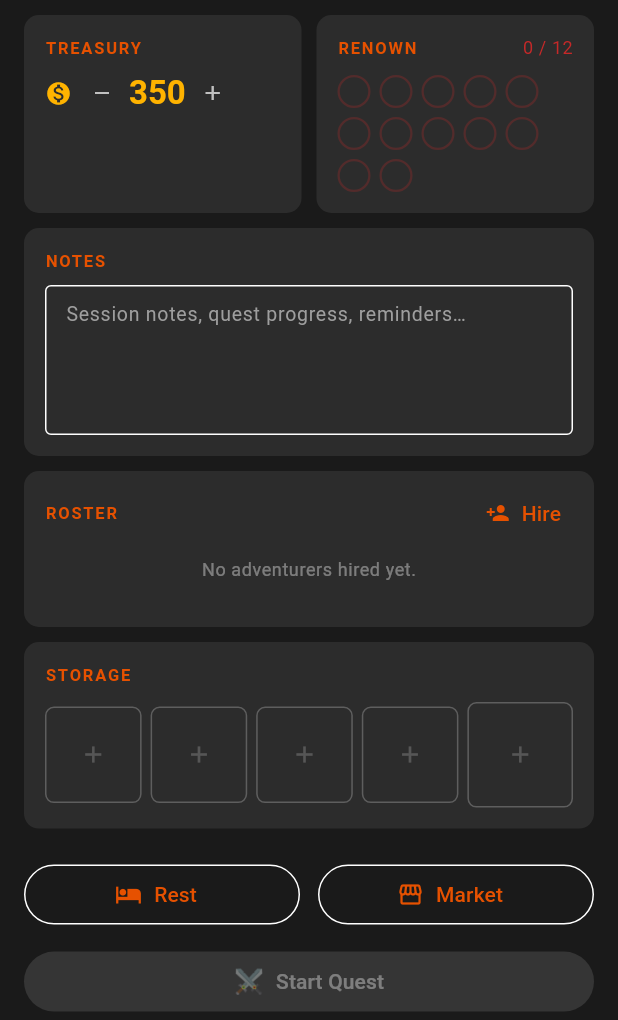
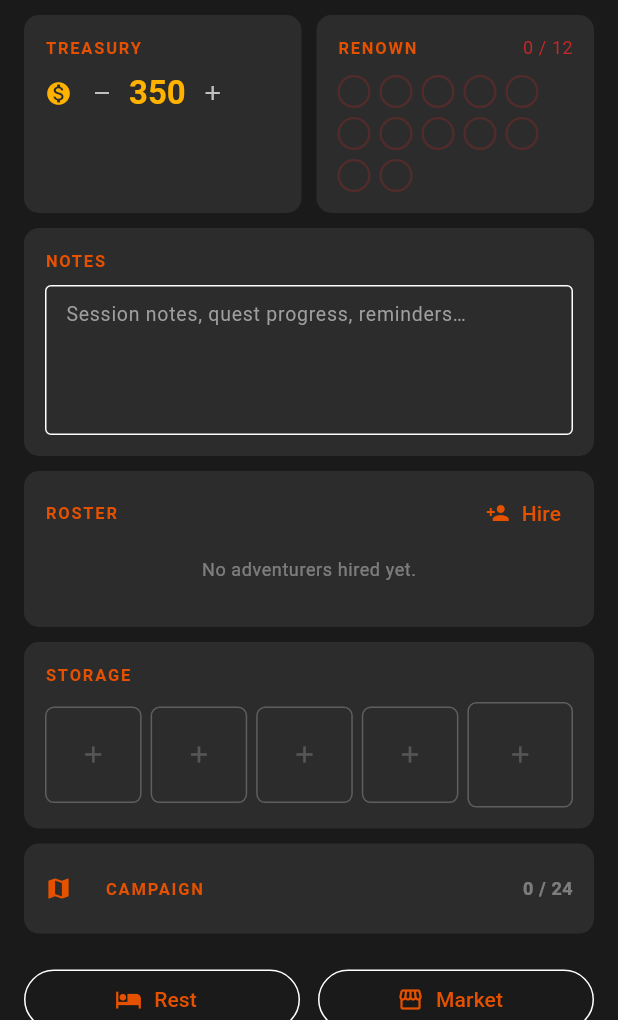
Before and after one commit to mtuxworth/maladum-party-tracker, a Flutter app: the screen it shows after launch, on a phone screen of 412 x 824 dp, the part 216-1236 px from its top. Run offline on Flutter 3.47's test engine with Material 3 defaults, Android fonts, the phone set to English and light mode, and no system bars; our stand-ins replace flutter_riverpod, hive_flutter; missing offline and left inert: dart:html; accounts and stored records are empty.

Commit message:
Add Campaign quest tracker to Base Camp
- New CampaignQuest model with all 24 quests (Intro, A–T, two
  Interludes, Epilogue) categorised by type
- PartyState gains completedQuestIds (persisted, backward-compatible)
- PartyNotifier.toggleQuestComplete adds/removes a quest from the list
- _CampaignCard in Base Camp: collapsible ExpansionTile showing
  X / 24 progress in the header; tap any quest to mark complete;
  done quests show strikethrough; Interludes/Intro/Epilogue styled
  with a neutral label colour distinct from main quests

Co-Authored-By: Claude Sonnet 4.6 <noreply@anthropic.com>

```diff
--- /dev/null
+++ b/lib/models/campaign_quests.dart
@@ -0,0 +1,162 @@
+enum QuestType { intro, main, interlude, epilogue }
+
+class CampaignQuest {
+  final String id;
+  final String label; // "Quest A", "Interlude", etc.
+  final String name;
+  final QuestType type;
+
+  const CampaignQuest({
+    required this.id,
+    required this.label,
+    required this.name,
+    required this.type,
+  });
+}
+
+const List<CampaignQuest> kCampaignQuests = [
+  CampaignQuest(
+    id: 'intro',
+    label: 'Intro',
+    name: 'Of Coin and Glory',
+    type: QuestType.intro,
+  ),
+  CampaignQuest(
+    id: 'a',
+    label: 'Quest A',
+    name: 'Secrets in the Dark',
+    type: QuestType.main,
+  ),
+  CampaignQuest(
+    id: 'b',
+    label: 'Quest B',
+    name: 'The Heirloom',
+    type: QuestType.main,
+  ),
+  CampaignQuest(
+    id: 'c',
+    label: 'Quest C',
+    name: 'A New Power Rising',
+    type: QuestType.main,
+  ),
+  CampaignQuest(
+    id: 'd',
+    label: 'Quest D',
+    name: 'Resurrectionists',
+    type: QuestType.main,
+  ),
+  CampaignQuest(
+    id: 'e',
+    label: 'Quest E',
+    name: 'Eclipse of the Scholars',
+    type: QuestType.main,
+  ),
+  CampaignQuest(
+    id: 'f',
+    label: 'Quest F',
+    name: 'The Darkness Beneath',
+    type: QuestType.main,
+  ),
+  CampaignQuest(
+    id: 'interlude_1',
+    label: 'Interlude',
+    name: 'Necrotic Knowledge',
+    type: QuestType.interlude,
+  ),
+  CampaignQuest(
+    id: 'g',
+    label: 'Quest G',
+    name: 'Caverns of the Forsaken',
+    type: QuestType.main,
+  ),
+  CampaignQuest(
+    id: 'h',
+    label: 'Quest H',
+    name: 'The Exile',
+    type: QuestType.main,
+  ),
+  CampaignQuest(
+    id: 'i',
+    label: 'Quest I',
+    name: 'Secrets of Cape Feere',
+    type: QuestType.main,
+  ),
+  CampaignQuest(
+    id: 'j',
+    label: 'Quest J',
+    name: 'Beneath the Manor',
+    type: QuestType.main,
+  ),
+  CampaignQuest(
+    id: 'k',
+    label: 'Quest K',
+    name: 'Curses Undone',
+    type: QuestType.main,
+  ),
+  CampaignQuest(
+    id: 'l',
+    label: 'Quest L',
+    name: 'Flight from the Necropolis',
+    type: QuestType.main,
+  ),
+  CampaignQuest(
+    id: 'm',
+    label: 'Quest M',
+    name: 'Save Our Souls',
+    type: QuestType.main,
+  ),
+  CampaignQuest(
+    id: 'n',
+    label: 'Quest N',
+    name: 'The Unwilling Apprentice',
+    type: QuestType.main,
+  ),
+  CampaignQuest(
+    id: 'o',
+    label: 'Quest O',
+    name: 'A Fresh Awakening',
+    type: QuestType.main,
+  ),
+  CampaignQuest(
+    id: 'interlude_2',
+    label: 'Interlude',
+    name: 'Torches and Pitchforks',
+    type: QuestType.interlude,
+  ),
+  CampaignQuest(
+    id: 'p',
+    label: 'Quest P',
+    name: "Twilight's Gaol",
+    type: QuestType.main,
+  ),
+  CampaignQuest(
+    id: 'q',
+    label: 'Quest Q',
+    name: 'The Gloom that Binds Us',
+    type: QuestType.main,
+  ),
+  CampaignQuest(
+    id: 'r',
+    label: 'Quest R',
+    name: "Undeath's Door",
+    type: QuestType.main,
+  ),
+  CampaignQuest(
+    id: 's',
+    label: 'Quest S',
+    name: "Undeath's Door, Part II",
+    type: QuestType.main,
+  ),
+  CampaignQuest(
+    id: 't',
+    label: 'Quest T',
+    name: 'Heart of Darkness',
+    type: QuestType.main,
+  ),
+  CampaignQuest(
+    id: 'epilogue',
+    label: 'Epilogue',
+    name: '',
+    type: QuestType.epilogue,
+  ),
+];
--- a/lib/models/party_state.dart
+++ b/lib/models/party_state.dart
@@ -16,6 +16,8 @@ class PartyState {
   List<String> activePartyIds;
   // Items stored at base camp (fixed 5 slots).
   List<EquipmentItem?> storageSlots;
+  // IDs of campaign quests the party has completed.
+  List<String> completedQuestIds;
 
   PartyState({
     required this.name,
@@ -25,9 +27,11 @@ class PartyState {
     List<Adventurer>? adventurers,
     List<String>? activePartyIds,
     List<EquipmentItem?>? storageSlots,
+    List<String>? completedQuestIds,
   })  : adventurers = adventurers ?? [],
         activePartyIds = activePartyIds ?? [],
-        storageSlots = storageSlots ?? List.filled(maxStorageSlots, null);
+        storageSlots = storageSlots ?? List.filled(maxStorageSlots, null),
+        completedQuestIds = completedQuestIds ?? [];
 
   // Adventurers currently on the quest.
   List<Adventurer> get activeParty =>
@@ -41,6 +45,7 @@ class PartyState {
     List<Adventurer>? adventurers,
     List<String>? activePartyIds,
     List<EquipmentItem?>? storageSlots,
+    List<String>? completedQuestIds,
   }) =>
       PartyState(
         name: name ?? this.name,
@@ -50,6 +55,7 @@ class PartyState {
         adventurers: adventurers ?? this.adventurers,
         activePartyIds: activePartyIds ?? this.activePartyIds,
         storageSlots: storageSlots ?? this.storageSlots,
+        completedQuestIds: completedQuestIds ?? this.completedQuestIds,
       );
 
   Map<String, dynamic> toJson() => {
@@ -60,6 +66,7 @@ class PartyState {
         'adventurers': adventurers.map((a) => a.toJson()).toList(),
         'activePartyIds': activePartyIds,
         'storageSlots': storageSlots.map((i) => i?.toJson()).toList(),
+        'completedQuestIds': completedQuestIds,
       };
 
   factory PartyState.fromJson(Map<String, dynamic> json) {
@@ -86,6 +93,11 @@ class PartyState {
       rawStorage.add(null);
     }
 
+    final completedQuestIds = (json['completedQuestIds'] as List?)
+            ?.map((e) => e as String)
+            .toList() ??
+        <String>[];
+
     return PartyState(
       name: json['name'] as String,
       guilders: json['guilders'] as int? ?? 0,
@@ -94,6 +106,7 @@ class PartyState {
       adventurers: adventurers,
       activePartyIds: activeIds,
       storageSlots: rawStorage.take(maxStorageSlots).toList(),
+      completedQuestIds: completedQuestIds,
     );
   }
 }
--- a/lib/views/base_camp_view.dart
+++ b/lib/views/base_camp_view.dart
@@ -3,6 +3,7 @@ import 'package:flutter/services.dart';
 import 'package:flutter_riverpod/flutter_riverpod.dart';
 
 import '../models/adventurer.dart';
+import '../models/campaign_quests.dart';
 import '../models/character_classes.dart';
 import '../models/enums.dart';
 import '../models/equipment_item.dart';
@@ -113,6 +114,8 @@ class _BaseCampViewState extends ConsumerState<BaseCampView> {
                 _RosterCard(party: party),
                 const SizedBox(height: 10),
                 _StorageCard(party: party),
+                const SizedBox(height: 10),
+                _CampaignCard(party: party),
                 const SizedBox(height: 20),
                 _ActionRow(party: party, isWide: isWide),
                 const SizedBox(height: 32),
@@ -691,6 +694,134 @@ class _RosterTile extends StatelessWidget {
                 TextButton.styleFrom(foregroundColor: const Color(0xFFC62828)),
             child: const Text('Remove'),
           ),
+        ],
+      ),
+    );
+  }
+}
+
+// ── Campaign tracker ─────────────────────────────────────────────────────────
+
+class _CampaignCard extends ConsumerWidget {
+  final PartyState party;
+  const _CampaignCard({required this.party});
+
+  @override
+  Widget build(BuildContext context, WidgetRef ref) {
+    final completed = Set<String>.from(party.completedQuestIds);
+    final total = kCampaignQuests.length;
+    final doneCount = kCampaignQuests
+        .where((q) => completed.contains(q.id))
+        .length;
+
+    return Container(
+      decoration: BoxDecoration(
+        color: const Color(0xFF2C2C2C),
+        borderRadius: BorderRadius.circular(10),
+      ),
+      // ExpansionTile provides its own padding, so no outer padding needed.
+      child: ExpansionTile(
+        tilePadding: const EdgeInsets.symmetric(horizontal: 14, vertical: 2),
+        childrenPadding: EdgeInsets.zero,
+        shape: const Border(),
+        collapsedShape: const Border(),
+        leading: const Icon(
+          Icons.map,
+          color: Color(0xFFE65100),
+          size: 18,
+        ),
+        title: Text(
+          'CAMPAIGN',
+          style: Theme.of(context).textTheme.labelSmall?.copyWith(
+                color: const Color(0xFFE65100),
+                letterSpacing: 1.2,
+                fontWeight: FontWeight.bold,
+              ),
+        ),
+        trailing: Text(
+          '$doneCount / $total',
+          style: Theme.of(context).textTheme.bodySmall?.copyWith(
+                color: doneCount == total
+                    ? const Color(0xFFE65100)
+                    : Colors.white38,
+                fontWeight: FontWeight.bold,
+              ),
+        ),
+        children: [
+          const Divider(height: 1),
+          ListView.builder(
+            shrinkWrap: true,
+            physics: const NeverScrollableScrollPhysics(),
+            itemCount: kCampaignQuests.length,
+            itemBuilder: (ctx, i) {
+              final quest = kCampaignQuests[i];
+              final isDone = completed.contains(quest.id);
+              final isSpecial = quest.type != QuestType.main;
+
+              return InkWell(
+                onTap: () => ref
+                    .read(partyProvider.notifier)
+                    .toggleQuestComplete(quest.id),
+                child: Padding(
+                  padding: const EdgeInsets.symmetric(
+                    horizontal: 14,
+                    vertical: 8,
+                  ),
+                  child: Row(
+                    children: [
+                      Icon(
+                        isDone
+                            ? Icons.check_circle
+                            : Icons.radio_button_unchecked,
+                        size: 18,
+                        color: isDone
+                            ? const Color(0xFFE65100)
+                            : Colors.white24,
+                      ),
+                      const SizedBox(width: 12),
+                      Expanded(
+                        child: Column(
+                          crossAxisAlignment: CrossAxisAlignment.start,
+                          children: [
+                            Text(
+                              quest.label,
+                              style: TextStyle(
+                                fontSize: 10,
+                                letterSpacing: 0.8,
+                                fontWeight: FontWeight.bold,
+                                color: isSpecial
+                                    ? const Color(0xFF9E9E9E)
+                                    : const Color(0xFFE65100)
+                                        .withValues(alpha: 0.7),
+                                decoration: isDone
+                                    ? TextDecoration.lineThrough
+                                    : null,
+                                decorationColor: Colors.white24,
+                              ),
+                            ),
+                            if (quest.name.isNotEmpty)
+                              Text(
+                                quest.name,
+                                style: TextStyle(
+                                  fontSize: 13,
+                                  color:
+                                      isDone ? Colors.white38 : Colors.white,
+                                  decoration: isDone
+                                      ? TextDecoration.lineThrough
+                                      : null,
+                                  decorationColor: Colors.white38,
+                                ),
+                              ),
+                          ],
+                        ),
+                      ),
+                    ],
+                  ),
+                ),
+              );
+            },
+          ),
+          const SizedBox(height: 4),
         ],
       ),
     );
```
Also changed, not shown: lib/providers/party_notifier.dart (+13 -0 lines).
